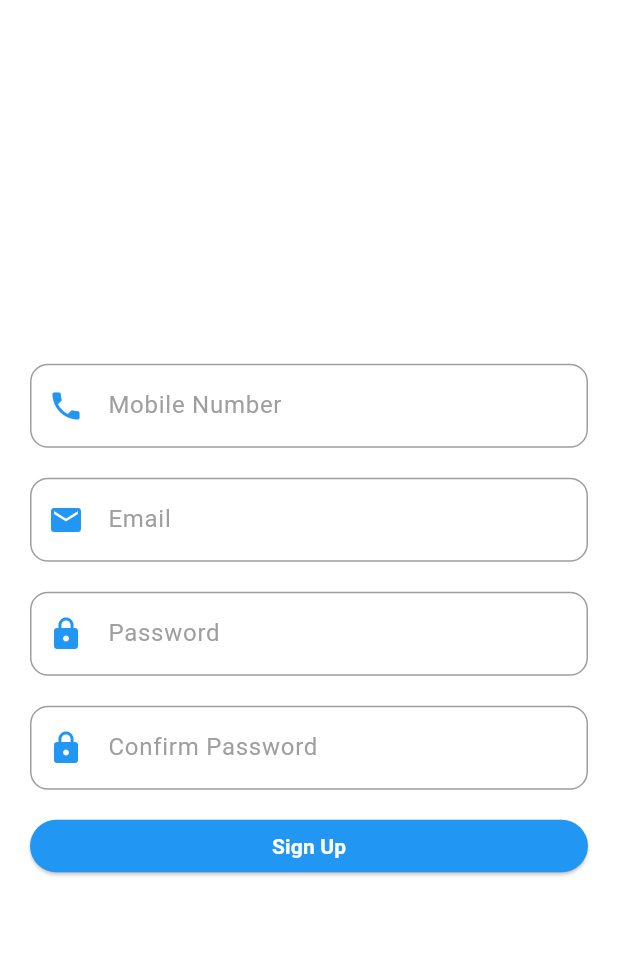
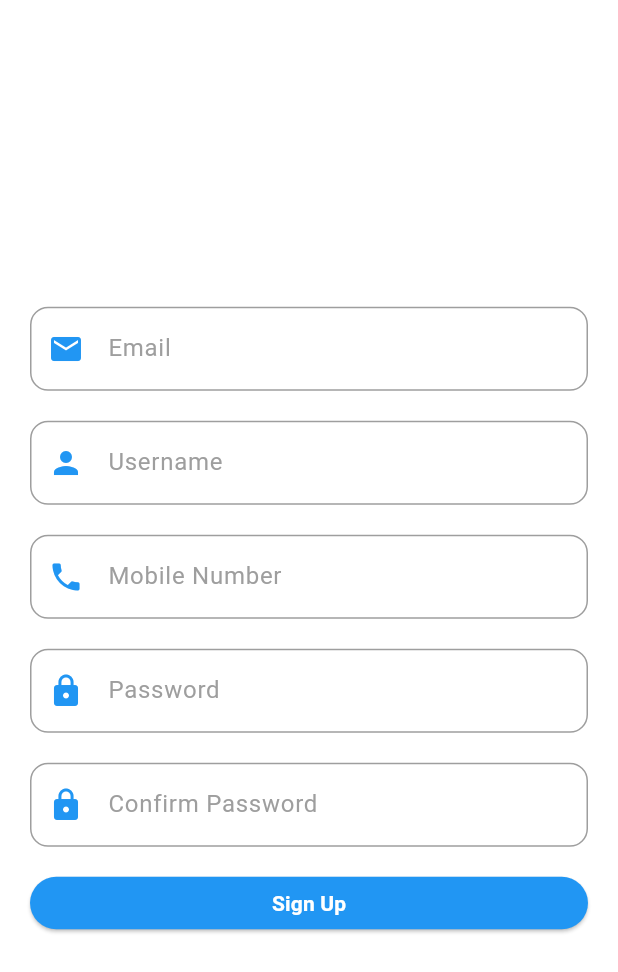
Before and after one commit to MrinmoyShib/Quick_Fix, a Flutter app: the SignupScreen screen opened directly, on a phone screen of 412 x 824 dp. Shown: the top 972 px of the screen. Run offline on Flutter 3.47's test engine with Material 3 defaults, Android fonts, the phone set to English and light mode, and no system bars.

Commit message:
Update signup_screen.dart

```diff
--- a/lib/screens/auth/signup_screen.dart
+++ b/lib/screens/auth/signup_screen.dart
@@ -20,8 +20,46 @@ class _SignupScreenState extends State<SignupScreen> {
             children: [
               // Image.asset(
               //   'assets/images/logo.png',
-              //   width: 300,
+              //   width: 100,
               // ),
+              TextFormField(
+                decoration: const InputDecoration(
+                  enabledBorder: OutlineInputBorder(
+                    borderSide: BorderSide(color: Colors.grey),
+                    borderRadius: BorderRadius.all(Radius.circular(12)),
+                  ),
+                  focusedBorder: OutlineInputBorder(
+                    borderSide: BorderSide(color: Colors.blue),
+                    borderRadius: BorderRadius.all(Radius.circular(12)),
+                  ),
+                  hintText: "Email",
+                  hintStyle: TextStyle(color: Colors.grey),
+                  prefixIcon: Icon(
+                    Icons.email,
+                    color: Colors.blue,
+                  ),
+                ),
+              ),
+              SizedBox(height: 20),
+              TextFormField(
+                decoration: const InputDecoration(
+                  enabledBorder: OutlineInputBorder(
+                    borderSide: BorderSide(color: Colors.grey),
+                    borderRadius: BorderRadius.all(Radius.circular(12)),
+                  ),
+                  focusedBorder: OutlineInputBorder(
+                    borderSide: BorderSide(color: Colors.blue),
+                    borderRadius: BorderRadius.all(Radius.circular(12)),
+                  ),
+                  hintText: "Username",
+                  hintStyle: TextStyle(color: Colors.grey),
+                  prefixIcon: Icon(
+                    Icons.person,
+                    color: Colors.blue,
+                  ),
+                ),
+              ),
+              SizedBox(height: 20),
               TextFormField(
                 decoration: const InputDecoration(
                   enabledBorder: OutlineInputBorder(
@@ -41,25 +79,8 @@ class _SignupScreenState extends State<SignupScreen> {
                 ),
               ),
               SizedBox(height: 20),
-              TextFormField(
-                decoration: const InputDecoration(
-                  enabledBorder: OutlineInputBorder(
-                    borderSide: BorderSide(color: Colors.grey),
-                    borderRadius: BorderRadius.all(Radius.circular(12)),
-                  ),
-                  focusedBorder: OutlineInputBorder(
-                    borderSide: BorderSide(color: Colors.blue),
-                    borderRadius: BorderRadius.all(Radius.circular(12)),
-                  ),
-                  hintText: "Email",
-                  hintStyle: TextStyle(color: Colors.grey),
-                  prefixIcon: Icon(
-                    Icons.email,
-                    color: Colors.blue,
-                  ),
-                ),
-              ),
-               SizedBox(height: 20),
+
+
               TextFormField(
                 decoration: const InputDecoration(
                   enabledBorder: OutlineInputBorder(
```
